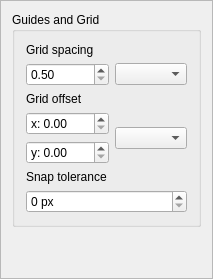
First picture: the form in src/ui/layout/qgslayoutwidgetbase.ui, repository qgis/QGIS, before the edit.
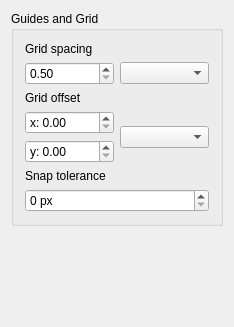
Second picture: the form after the edit. Custom widgets are drawn as their Qt base class.

Patch:
```diff
--- a/src/ui/layout/qgslayoutwidgetbase.ui
+++ b/src/ui/layout/qgslayoutwidgetbase.ui
@@ -2,6 +2,14 @@
 <ui version="4.0">
  <class>QgsLayoutWidgetBase</class>
  <widget class="QWidget" name="QgsLayoutWidgetBase">
+  <property name="geometry">
+   <rect>
+    <x>0</x>
+    <y>0</y>
+    <width>234</width>
+    <height>327</height>
+   </rect>
+  </property>
   <property name="windowTitle">
    <string>Composition</string>
   </property>
@@ -33,7 +41,7 @@
       <enum>Qt::WheelFocus</enum>
      </property>
      <property name="frameShape">
-      <enum>QFrame::StyledPanel</enum>
+      <enum>QFrame::NoFrame</enum>
      </property>
      <property name="frameShadow">
       <enum>QFrame::Plain</enum>
@@ -46,8 +54,8 @@
        <rect>
         <x>0</x>
         <y>0</y>
-        <width>494</width>
-        <height>564</height>
+        <width>234</width>
+        <height>327</height>
        </rect>
       </property>
       <layout class="QVBoxLayout" name="verticalLayout_2">
@@ -71,7 +79,7 @@
          <property name="collapsed" stdset="0">
           <bool>false</bool>
          </property>
-         <layout class="QGridLayout" name="gridLayout_2" columnstretch="0,0,0">
+         <layout class="QGridLayout" name="gridLayout_2" columnstretch="0,0">
           <item row="1" column="1">
            <widget class="QgsLayoutUnitsComboBox" name="mGridSpacingUnitsCombo"/>
           </item>
@@ -188,6 +196,16 @@
  </widget>
  <layoutdefault spacing="6" margin="11"/>
  <customwidgets>
+  <customwidget>
+   <class>QgsDoubleSpinBox</class>
+   <extends>QDoubleSpinBox</extends>
+   <header>qgsdoublespinbox.h</header>
+  </customwidget>
+  <customwidget>
+   <class>QgsLayoutUnitsComboBox</class>
+   <extends>QComboBox</extends>
+   <header>qgslayoutunitscombobox.h</header>
+  </customwidget>
   <customwidget>
    <class>QgsScrollArea</class>
    <extends>QScrollArea</extends>
@@ -200,21 +218,11 @@
    <header>qgscollapsiblegroupbox.h</header>
    <container>1</container>
   </customwidget>
-  <customwidget>
-   <class>QgsDoubleSpinBox</class>
-   <extends>QDoubleSpinBox</extends>
-   <header>qgsdoublespinbox.h</header>
-  </customwidget>
   <customwidget>
    <class>QgsSpinBox</class>
    <extends>QSpinBox</extends>
    <header>qgsspinbox.h</header>
   </customwidget>
-  <customwidget>
-   <class>QgsLayoutUnitsComboBox</class>
-   <extends>QComboBox</extends>
-   <header>qgslayoutunitscombobox.h</header>
-  </customwidget>
  </customwidgets>
  <tabstops>
   <tabstop>scrollArea</tabstop>
```
